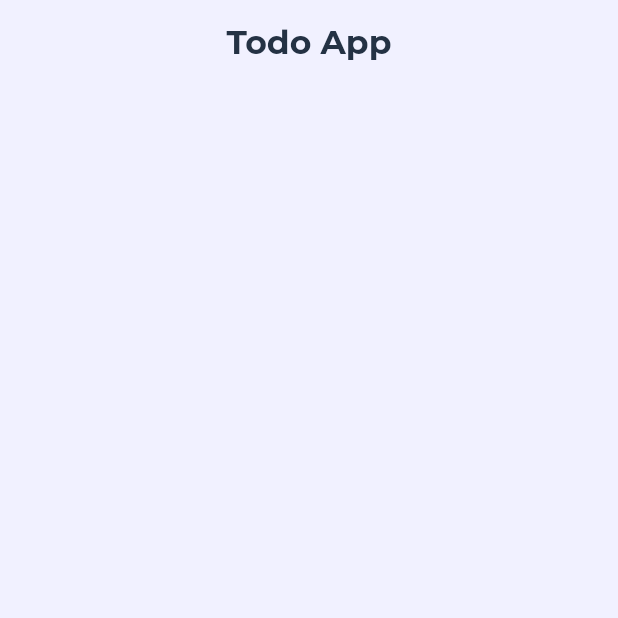
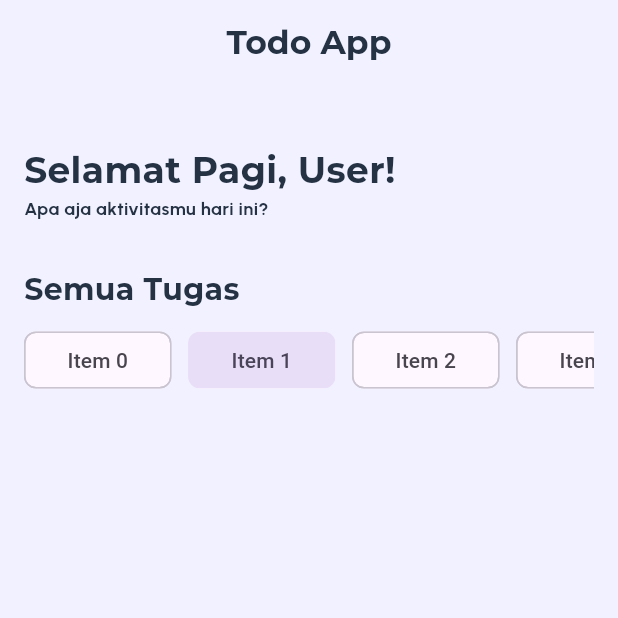
Before and after one commit to Zireha/flutter-todo-mobile-app, a Flutter app: the screen it shows after launch, on a phone screen of 412 x 824 dp, the top half of it. Run offline on Flutter 3.47's test engine with Material 3 defaults, Android fonts, the phone set to English and light mode, and no system bars.

Commit message:
add choice chip for priority selector later

```diff
--- a/lib/home_screen.dart
+++ /dev/null
@@ -1,36 +0,0 @@
-import 'package:flutter/material.dart';
-
-
-
-class HomeScreen extends StatelessWidget {
-  const HomeScreen({super.key});
-
-  @override
-  Widget build(BuildContext context) {
-
-    const bgColor = 0xFFF1F1FF;
-    const fgColor = 0xFF243244;
-    const highPriorityColor = 0xFFFE5F55;
-    const midPriorityColor = 0xFFEAD42F;
-    const lowPriorityColor = 0xFF75D829;
-    const fadedHighPriority = 0xFFFFBFBB;
-    const fadedMidPriority = 0xFFF6EEAC;
-    const fadedLowPriority = 0xFFC8EFAA;
-
-    return Scaffold(
-      backgroundColor: Color(bgColor),
-      appBar: AppBar(
-        title: const Center(
-          child: Text(
-              'Todo App',
-            style: TextStyle(
-              fontFamily: 'montserrat', fontWeight: FontWeight.w700, color: Color(fgColor)
-            ),
-          ),
-        ),
-        backgroundColor: Color(bgColor),
-
-      ),
-    );
-  }
-}
--- a/lib/main.dart
+++ b/lib/main.dart
@@ -1,6 +1,6 @@
 import 'package:flutter/material.dart';
 
-import 'home_screen.dart';
+import 'ui/home_screen.dart';
 
 void main() {
   runApp(const MyApp());
--- /dev/null
+++ b/lib/ui/home_screen.dart
@@ -0,0 +1,91 @@
+import 'package:flutter/material.dart';
+import 'package:todoapp/ui/priority_button.dart';
+
+class HomeScreen extends StatelessWidget {
+  const HomeScreen({super.key});
+
+  @override
+  Widget build(BuildContext context) {
+    const bgColor = 0xFFF1F1FF;
+    const fgColor = 0xFF243244;
+    const highPriorityColor = 0xFFFE5F55;
+    const midPriorityColor = 0xFFEAD42F;
+    const lowPriorityColor = 0xFF75D829;
+    const fadedHighPriority = 0xFFFFBFBB;
+    const fadedMidPriority = 0xFFF6EEAC;
+    const fadedLowPriority = 0xFFC8EFAA;
+
+    return Scaffold(
+      backgroundColor: const Color(bgColor),
+      appBar: AppBar(
+        title: const Center(
+          child: Text(
+            'Todo App',
+            style: TextStyle(
+                fontFamily: 'montserrat',
+                fontWeight: FontWeight.w700,
+                color: Color(fgColor)),
+          ),
+        ),
+        backgroundColor: const Color(bgColor),
+      ),
+      body: SingleChildScrollView(
+        child: Container(
+          margin: const EdgeInsets.only(left: 16.0),
+          child: Column(
+            crossAxisAlignment: CrossAxisAlignment.start,
+            children: [
+              const SizedBox(height: 40),
+              // Heading
+              const Column(
+                crossAxisAlignment: CrossAxisAlignment.start,
+                children: [
+                  Text(
+                    "Selamat Pagi, User!",
+                    style: TextStyle(
+                        fontFamily: 'montserrat',
+                        fontWeight: FontWeight.w700,
+                        color: Color(fgColor),
+                        fontSize: 24),
+                  ),
+                  Text(
+                    "Apa aja aktivitasmu hari ini?",
+                    style: TextStyle(
+                        fontFamily: 'urbanist',
+                        fontWeight: FontWeight.w700,
+                        color: Color(fgColor),
+                        fontSize: 12),
+                  ),
+                ],
+              ),
+              const SizedBox(height: 32,),
+              Column(
+                crossAxisAlignment: CrossAxisAlignment.start,
+                children: [
+                  const Text(
+                    'Semua Tugas',
+                    style: TextStyle(
+                      fontFamily: 'montserrat',
+                      fontWeight: FontWeight.w700,
+                      color: Color(fgColor),
+                      fontSize: 20
+                    ),
+                  ),
+                  const SizedBox(height: 8,),
+                  Container(
+                    alignment: Alignment.centerLeft,
+                    width: double.maxFinite,
+                    height: 70,
+                    margin: const EdgeInsets.only(right: 16),
+                    child: PriorityButton(),
+                  )
+                ],
+              ),
+            ],
+          ),
+        ),
+      ),
+    );
+  }
+
+}
--- /dev/null
+++ b/lib/ui/priority_button.dart
@@ -0,0 +1,52 @@
+import 'package:flutter/material.dart';
+
+class PriorityButton extends StatelessWidget {
+  const PriorityButton({super.key});
+
+  @override
+  Widget build(BuildContext context) {
+    return const ActionChoiceExample();
+  }
+}
+
+class ActionChoiceExample extends StatefulWidget {
+  const ActionChoiceExample({super.key});
+
+  @override
+  State<ActionChoiceExample> createState() => _ActionChoiceExampleState();
+}
+
+class _ActionChoiceExampleState extends State<ActionChoiceExample> {
+  int? _value = 1;
+
+  @override
+  Widget build(BuildContext context) {
+
+    return SingleChildScrollView(
+      scrollDirection: Axis.horizontal,
+      child: Column(
+        children: <Widget>[
+          Wrap(
+            spacing: 11.0,
+            children: List<Widget>.generate(
+              4,
+                  (int index) {
+                return ChoiceChip(
+                  padding: const EdgeInsets.symmetric(horizontal: 20, vertical: 8),
+                  showCheckmark: false,
+                  label: Text('Item $index'),
+                  selected: _value == index,
+                  onSelected: (bool selected) {
+                    setState(() {
+                      _value = selected ? index : 0;
+                    });
+                  },
+                );
+              },
+            ).toList(),
+          ),
+        ],
+      ),
+    );
+  }
+}
```
